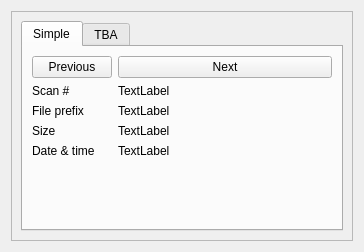
BCDA-APS/mdaviz, file mdaviz/resources/mda_folder_search.ui: the form before one commit.
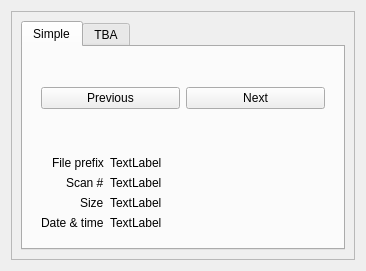
The form after the commit.

Commit message: change folder_search layout

```diff
--- a/mdaviz/resources/mda_folder_search.ui
+++ b/mdaviz/resources/mda_folder_search.ui
@@ -6,14 +6,14 @@
    <rect>
     <x>0</x>
     <y>0</y>
-    <width>364</width>
-    <height>252</height>
+    <width>366</width>
+    <height>271</height>
    </rect>
   </property>
   <property name="windowTitle">
    <string>Form</string>
   </property>
-  <layout class="QVBoxLayout" name="verticalLayout_2">
+  <layout class="QHBoxLayout" name="horizontalLayout_3">
    <item>
     <widget class="QScrollArea" name="scrollArea">
      <property name="widgetResizable">
@@ -24,8 +24,8 @@
        <rect>
         <x>0</x>
         <y>0</y>
-        <width>344</width>
-        <height>232</height>
+        <width>346</width>
+        <height>251</height>
        </rect>
       </property>
       <layout class="QVBoxLayout" name="verticalLayout">
@@ -38,21 +38,53 @@
           <attribute name="title">
            <string>Simple</string>
           </attribute>
-          <layout class="QFormLayout" name="formLayout">
-           <item row="0" column="0">
+          <layout class="QVBoxLayout" name="verticalLayout_2">
+           <item>
+            <widget class="QWidget" name="widget" native="true">
+             <layout class="QHBoxLayout" name="horizontalLayout_2">
+              <item>
             <widget class="QPushButton" name="previous">
              <property name="text">
               <string>Previous</string>
              </property>
             </widget>
            </item>
-           <item row="0" column="1">
+              <item>
             <widget class="QPushButton" name="next">
              <property name="text">
               <string>Next</string>
              </property>
             </widget>
            </item>
+             </layout>
+            </widget>
+           </item>
+           <item>
+            <widget class="QWidget" name="widget_2" native="true">
+             <layout class="QFormLayout" name="formLayout">
+              <property name="labelAlignment">
+               <set>Qt::AlignRight|Qt::AlignTrailing|Qt::AlignVCenter</set>
+              </property>
+              <property name="formAlignment">
+               <set>Qt::AlignRight|Qt::AlignTop|Qt::AlignTrailing</set>
+              </property>
+              <item row="0" column="0">
+               <widget class="QLabel" name="fiile_label">
+                <property name="toolTip">
+                 <string>Search for runs that match this Bluesky plan.</string>
+                </property>
+                <property name="text">
+                 <string>File prefix</string>
+                </property>
+               </widget>
+              </item>
+              <item row="0" column="1">
+               <widget class="QLabel" name="file_name">
+                <property name="text">
+                 <string>TextLabel</string>
+                </property>
+               </widget>
+              </item>
            <item row="1" column="0">
             <widget class="QLabel" name="scan_label">
              <property name="toolTip">
@@ -71,37 +103,20 @@
             </widget>
            </item>
            <item row="2" column="0">
-            <widget class="QLabel" name="fiile_label">
-             <property name="toolTip">
-              <string>Search for runs that match this Bluesky plan.</string>
-             </property>
-             <property name="text">
-              <string>File prefix</string>
-             </property>
-            </widget>
-           </item>
-           <item row="2" column="1">
-            <widget class="QLabel" name="file_name">
-             <property name="text">
-              <string>TextLabel</string>
-             </property>
-            </widget>
-           </item>
-           <item row="3" column="0">
             <widget class="QLabel" name="size_label">
              <property name="text">
               <string>Size</string>
              </property>
             </widget>
            </item>
-           <item row="3" column="1">
+              <item row="2" column="1">
             <widget class="QLabel" name="file_size">
              <property name="text">
               <string>TextLabel</string>
              </property>
             </widget>
            </item>
-           <item row="4" column="0">
+              <item row="3" column="0">
             <widget class="QLabel" name="date_label">
              <property name="toolTip">
               <string>Search for runs with these detector(s). Use a comma to separate more than one name. (such as &quot;diode, I0&quot;)</string>
@@ -111,11 +126,14 @@
              </property>
             </widget>
            </item>
-           <item row="4" column="1">
+              <item row="3" column="1">
             <widget class="QLabel" name="file_date">
              <property name="text">
               <string>TextLabel</string>
              </property>
+               </widget>
+              </item>
+             </layout>
             </widget>
            </item>
           </layout>
```
Lines whose indentation alone changed are shown as unchanged.
